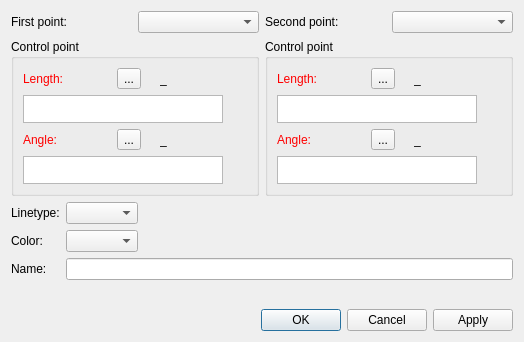
Qt form src/libs/vtools/dialogs/tools/dialogspline.ui (FashionFreedom/Seamly2D) before a commit.
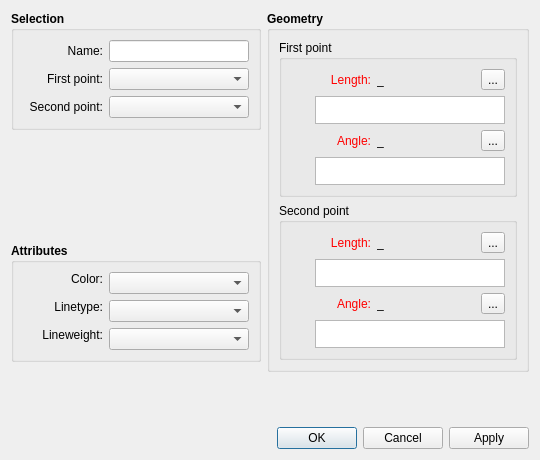
The same form after that commit. Icons and pictures are not drawn. Custom widgets are drawn as their Qt base class.

What changed in the file:
```diff
--- a/src/libs/vtools/dialogs/tools/dialogspline.ui
+++ b/src/libs/vtools/dialogs/tools/dialogspline.ui
@@ -6,10 +6,16 @@
    <rect>
     <x>0</x>
     <y>0</y>
-    <width>524</width>
-    <height>342</height>
+    <width>540</width>
+    <height>460</height>
    </rect>
   </property>
+  <property name="minimumSize">
+   <size>
+    <width>540</width>
+    <height>0</height>
+   </size>
+  </property>
   <property name="windowTitle">
    <string>Simple curve</string>
   </property>
@@ -20,46 +26,421 @@
   <property name="locale">
    <locale language="English" country="UnitedStates"/>
   </property>
-  <layout class="QVBoxLayout" name="verticalLayout_5">
+  <layout class="QVBoxLayout" name="verticalLayout_7">
    <item>
-    <layout class="QHBoxLayout" name="horizontalLayout_13">
+    <layout class="QHBoxLayout" name="horizontalLayout_10">
      <item>
-      <layout class="QVBoxLayout" name="verticalLayout">
+      <layout class="QVBoxLayout" name="verticalLayout_6">
+       <property name="topMargin">
+        <number>0</number>
+       </property>
+       <property name="bottomMargin">
+        <number>10</number>
+       </property>
+       <item>
+        <widget class="QGroupBox" name="selection_GroupBox">
+         <property name="font">
+          <font>
+           <pointsize>9</pointsize>
+           <weight>75</weight>
+           <bold>true</bold>
+          </font>
+         </property>
+         <property name="title">
+          <string>Selection</string>
+         </property>
+         <property name="alignment">
+          <set>Qt::AlignLeading|Qt::AlignLeft|Qt::AlignTop</set>
+         </property>
+         <layout class="QVBoxLayout" name="verticalLayout_4">
+          <item>
+           <layout class="QHBoxLayout" name="horizontalLayout_5">
+            <item>
+             <widget class="QLabel" name="labelName">
+              <property name="minimumSize">
+               <size>
+                <width>80</width>
+                <height>0</height>
+               </size>
+              </property>
+              <property name="font">
+               <font>
+                <pointsize>9</pointsize>
+                <weight>50</weight>
+                <bold>false</bold>
+               </font>
+              </property>
+              <property name="text">
+               <string>Name:</string>
+              </property>
+              <property name="alignment">
+               <set>Qt::AlignRight|Qt::AlignTrailing|Qt::AlignVCenter</set>
+              </property>
+             </widget>
+            </item>
+            <item>
+             <widget class="QLineEdit" name="lineEditSplineName">
+              <property name="minimumSize">
+               <size>
+                <width>130</width>
+                <height>0</height>
+               </size>
+              </property>
+              <property name="font">
+               <font>
+                <pointsize>9</pointsize>
+                <weight>50</weight>
+                <bold>false</bold>
+               </font>
+              </property>
+              <property name="readOnly">
+               <bool>true</bool>
+              </property>
+             </widget>
+            </item>
+           </layout>
+          </item>
        <item>
         <layout class="QHBoxLayout" name="horizontalLayout">
          <item>
           <widget class="QLabel" name="labelFirstPoint">
            <property name="minimumSize">
             <size>
-             <width>89</width>
+                <width>80</width>
              <height>0</height>
             </size>
            </property>
+              <property name="font">
+               <font>
+                <weight>50</weight>
+                <bold>false</bold>
+               </font>
+              </property>
            <property name="text">
             <string>First point:</string>
            </property>
+              <property name="alignment">
+               <set>Qt::AlignRight|Qt::AlignTrailing|Qt::AlignVCenter</set>
+              </property>
           </widget>
          </item>
          <item>
           <widget class="QComboBox" name="comboBoxP1">
            <property name="sizePolicy">
+               <sizepolicy hsizetype="Expanding" vsizetype="Fixed">
+                <horstretch>0</horstretch>
+                <verstretch>0</verstretch>
+               </sizepolicy>
+              </property>
+              <property name="minimumSize">
+               <size>
+                <width>130</width>
+                <height>0</height>
+               </size>
+              </property>
+             </widget>
+            </item>
+           </layout>
+          </item>
+          <item>
+           <layout class="QHBoxLayout" name="horizontalLayout_3">
+            <item>
+             <widget class="QLabel" name="labelSecondPoint">
+              <property name="minimumSize">
+               <size>
+                <width>80</width>
+                <height>0</height>
+               </size>
+              </property>
+              <property name="font">
+               <font>
+                <pointsize>9</pointsize>
+                <weight>50</weight>
+                <bold>false</bold>
+               </font>
+              </property>
+              <property name="text">
+               <string>Second point:</string>
+              </property>
+              <property name="alignment">
+               <set>Qt::AlignRight|Qt::AlignTrailing|Qt::AlignVCenter</set>
+              </property>
+             </widget>
+            </item>
+            <item>
+             <widget class="QComboBox" name="comboBoxP4">
+              <property name="sizePolicy">
             <sizepolicy hsizetype="Preferred" vsizetype="Fixed">
              <horstretch>0</horstretch>
              <verstretch>0</verstretch>
             </sizepolicy>
            </property>
+              <property name="minimumSize">
+               <size>
+                <width>140</width>
+                <height>0</height>
+               </size>
+              </property>
+              <property name="font">
+               <font>
+                <pointsize>9</pointsize>
+                <weight>50</weight>
+                <bold>false</bold>
+               </font>
+              </property>
           </widget>
          </item>
         </layout>
        </item>
+         </layout>
+        </widget>
+       </item>
        <item>
-        <widget class="QGroupBox" name="groupBox">
+        <spacer name="verticalSpacer_2">
+         <property name="orientation">
+          <enum>Qt::Vertical</enum>
+         </property>
+         <property name="sizeHint" stdset="0">
+          <size>
+           <width>20</width>
+           <height>40</height>
+          </size>
+         </property>
+        </spacer>
+       </item>
+       <item>
+        <widget class="QGroupBox" name="attributes_GroupBox_2">
+         <property name="minimumSize">
+          <size>
+           <width>240</width>
+           <height>0</height>
+          </size>
+         </property>
+         <property name="font">
+          <font>
+           <pointsize>9</pointsize>
+           <weight>75</weight>
+           <bold>true</bold>
+          </font>
+         </property>
          <property name="title">
-          <string>Control point</string>
+          <string>Attributes</string>
          </property>
-         <layout class="QVBoxLayout" name="verticalLayout_2">
+         <layout class="QVBoxLayout" name="verticalLayout_5">
           <item>
-           <layout class="QVBoxLayout" name="verticalLayout_6">
+           <layout class="QFormLayout" name="formLayout_3">
+            <item row="1" column="0">
+             <widget class="QLabel" name="lineType_Label">
+              <property name="sizePolicy">
+               <sizepolicy hsizetype="MinimumExpanding" vsizetype="Fixed">
+                <horstretch>0</horstretch>
+                <verstretch>0</verstretch>
+               </sizepolicy>
+              </property>
+              <property name="minimumSize">
+               <size>
+                <width>80</width>
+                <height>0</height>
+               </size>
+              </property>
+              <property name="maximumSize">
+               <size>
+                <width>16777215</width>
+                <height>16777215</height>
+               </size>
+              </property>
+              <property name="font">
+               <font>
+                <pointsize>9</pointsize>
+                <weight>50</weight>
+                <bold>false</bold>
+               </font>
+              </property>
+              <property name="text">
+               <string>Linetype:</string>
+              </property>
+              <property name="alignment">
+               <set>Qt::AlignRight|Qt::AlignTrailing|Qt::AlignVCenter</set>
+              </property>
+             </widget>
+            </item>
+            <item row="1" column="1">
+             <widget class="LineTypeComboBox" name="lineType_ComboBox">
+              <property name="sizePolicy">
+               <sizepolicy hsizetype="Expanding" vsizetype="Fixed">
+                <horstretch>0</horstretch>
+                <verstretch>0</verstretch>
+               </sizepolicy>
+              </property>
+              <property name="minimumSize">
+               <size>
+                <width>130</width>
+                <height>0</height>
+               </size>
+              </property>
+              <property name="maximumSize">
+               <size>
+                <width>16777215</width>
+                <height>16777215</height>
+               </size>
+              </property>
+              <property name="font">
+               <font>
+                <pointsize>9</pointsize>
+                <weight>50</weight>
+                <bold>false</bold>
+               </font>
+              </property>
+             </widget>
+            </item>
+            <item row="2" column="0">
+             <widget class="QLabel" name="lineWeight_Label">
+              <property name="sizePolicy">
+               <sizepolicy hsizetype="MinimumExpanding" vsizetype="Fixed">
+                <horstretch>0</horstretch>
+                <verstretch>0</verstretch>
+               </sizepolicy>
+              </property>
+              <property name="minimumSize">
+               <size>
+                <width>80</width>
+                <height>0</height>
+               </size>
+              </property>
+              <property name="maximumSize">
+               <size>
+                <width>16777215</width>
+                <height>16777215</height>
+               </size>
+              </property>
+              <property name="font">
+               <font>
+                <pointsize>9</pointsize>
+                <weight>50</weight>
+                <bold>false</bold>
+               </font>
+              </property>
+              <property name="text">
+               <string>Lineweight:</string>
+              </property>
+              <property name="alignment">
+               <set>Qt::AlignRight|Qt::AlignTrailing|Qt::AlignVCenter</set>
+              </property>
+             </widget>
+            </item>
+            <item row="2" column="1">
+             <widget class="LineWeightComboBox" name="lineWeight_ComboBox">
+              <property name="sizePolicy">
+               <sizepolicy hsizetype="Expanding" vsizetype="Fixed">
+                <horstretch>0</horstretch>
+                <verstretch>0</verstretch>
+               </sizepolicy>
+              </property>
+              <property name="minimumSize">
+               <size>
+                <width>130</width>
+                <height>0</height>
+               </size>
+              </property>
+              <property name="font">
+               <font>
+                <pointsize>9</pointsize>
+                <weight>50</weight>
+                <bold>false</bold>
+               </font>
+              </property>
+             </widget>
+            </item>
+            <item row="0" column="0">
+             <widget class="QLabel" name="lineColor_Label">
+              <property name="sizePolicy">
+               <sizepolicy hsizetype="MinimumExpanding" vsizetype="Fixed">
+                <horstretch>0</horstretch>
+                <verstretch>0</verstretch>
+               </sizepolicy>
+              </property>
+              <property name="minimumSize">
+               <size>
+                <width>80</width>
+                <height>0</height>
+               </size>
+              </property>
+              <property name="maximumSize">
+               <size>
+                <width>16777215</width>
+                <height>16777215</height>
+               </size>
+              </property>
+              <property name="font">
+               <font>
+                <pointsize>9</pointsize>
+                <weight>50</weight>
+                <bold>false</bold>
+               </font>
+              </property>
+              <property name="text">
+               <string>Color:</string>
+              </property>
+              <property name="alignment">
+               <set>Qt::AlignRight|Qt::AlignTrailing|Qt::AlignVCenter</set>
+              </property>
+             </widget>
+            </item>
+            <item row="0" column="1">
+             <widget class="ColorComboBox" name="lineColor_ComboBox">
+              <property name="sizePolicy">
+               <sizepolicy hsizetype="Expanding" vsizetype="Fixed">
+                <horstretch>0</horstretch>
+                <verstretch>0</verstretch>
+               </sizepolicy>
+              </property>
+              <property name="minimumSize">
+               <size>
+                <width>130</width>
+                <height>0</height>
+               </size>
+              </property>
+              <property name="font">
+               <font>
+                <pointsize>9</pointsize>
+                <weight>50</weight>
+                <bold>false</bold>
+               </font>
+              </property>
+             </widget>
+            </item>
+           </layout>
+          </item>
+         </layout>
+        </widget>
+       </item>
+      </layout>
+     </item>
+     <item>
+      <widget class="QGroupBox" name="groupBox_3">
+       <property name="font">
+        <font>
+         <pointsize>9</pointsize>
+         <weight>75</weight>
+         <bold>true</bold>
+        </font>
+       </property>
+       <property name="title">
+        <string>Geometry</string>
+       </property>
+       <layout class="QVBoxLayout" name="verticalLayout_3">
+        <item>
+         <widget class="QGroupBox" name="firstPoint_GroupBox">
+          <property name="font">
+           <font>
+            <weight>50</weight>
+            <bold>false</bold>
+           </font>
+          </property>
+          <property name="title">
+           <string>First point</string>
+          </property>
+          <layout class="QVBoxLayout" name="verticalLayout">
             <item>
              <layout class="QHBoxLayout" name="horizontalLayout_2">
               <item alignment="Qt::AlignLeft">
@@ -70,6 +451,12 @@
                   <verstretch>0</verstretch>
                  </sizepolicy>
                 </property>
+               <property name="minimumSize">
+                <size>
+                 <width>80</width>
+                 <height>0</height>
+                </size>
+               </property>
                 <property name="palette">
                  <palette>
                   <active>
@@ -109,6 +496,31 @@
                 </property>
                 <property name="text">
                  <string>Length:</string>
+               </property>
+               <property name="alignment">
+                <set>Qt::AlignRight|Qt::AlignTrailing|Qt::AlignVCenter</set>
+               </property>
+              </widget>
+             </item>
+             <item>
+              <widget class="QLabel" name="labelResultLength1">
+               <property name="sizePolicy">
+                <sizepolicy hsizetype="Fixed" vsizetype="Preferred">
+                 <horstretch>0</horstretch>
+                 <verstretch>0</verstretch>
+                </sizepolicy>
+               </property>
+               <property name="minimumSize">
+                <size>
+                 <width>87</width>
+                 <height>0</height>
+                </size>
+               </property>
+               <property name="toolTip">
+                <string>Value</string>
+               </property>
+               <property name="text">
+                <string notr="true">_</string>
                 </property>
                </widget>
               </item>
@@ -145,64 +557,10 @@
                 </property>
                </widget>
               </item>
-              <item alignment="Qt::AlignRight">
-               <widget class="QLabel" name="label_5">
-                <property name="text">
-                 <string/>
-                </property>
-                <property name="pixmap">
-                 <pixmap resource="../../../vmisc/share/resources/icon.qrc">:/icon/24x24/equal.png</pixmap>
-                </property>
-               </widget>
-              </item>
-              <item alignment="Qt::AlignRight">
-               <widget class="QLabel" name="labelResultLength1">
-                <property name="sizePolicy">
-                 <sizepolicy hsizetype="Fixed" vsizetype="Preferred">
-                  <horstretch>0</horstretch>
-                  <verstretch>0</verstretch>
-                 </sizepolicy>
-                </property>
-                <property name="minimumSize">
-                 <size>
-                  <width>87</width>
-                  <height>0</height>
-                 </size>
-                </property>
-                <property name="toolTip">
-                 <string>Value</string>
-                </property>
-                <property name="text">
-                 <string notr="true">_</string>
-                </property>
-               </widget>
-              </item>
              </layout>
             </item>
             <item>
              <layout class="QHBoxLayout" name="horizontalLayout_6">
-              <item>
-               <widget class="QPlainTextEdit" name="plainTextEditLength1F">
-                <property name="sizePolicy">
-                 <sizepolicy hsizetype="Expanding" vsizetype="Preferred">
-                  <horstretch>0</horstretch>
-                  <verstretch>0</verstretch>
-                 </sizepolicy>
-                </property>
-                <property name="maximumSize">
-                 <size>
-                  <width>16777215</width>
-                  <height>28</height>
-                 </size>
-                </property>
-                <property name="toolTip">
-                 <string>Calculation</string>
-                </property>
-                <property name="tabChangesFocus">
-                 <bool>true</bool>
-                </property>
-               </widget>
-              </item>
               <item>
                <widget class="QPushButton" name="pushButtonGrowLength1">
                 <property name="maximumSize">
@@ -238,6 +596,28 @@
                 </property>
                </widget>
               </item>
+             <item>
+              <widget class="QPlainTextEdit" name="plainTextEditLength1F">
+               <property name="sizePolicy">
+                <sizepolicy hsizetype="Expanding" vsizetype="Preferred">
+                 <horstretch>0</horstretch>
+                 <verstretch>0</verstretch>
+                </sizepolicy>
+               </property>
+               <property name="maximumSize">
+                <size>
+                 <width>16777215</width>
+                 <height>28</height>
+                </size>
+               </property>
+               <property name="toolTip">
+                <string>Calculation</string>
+               </property>
+               <property name="tabChangesFocus">
+                <bool>true</bool>
+               </property>
+              </widget>
+             </item>
              </layout>
             </item>
             <item>
@@ -250,6 +630,12 @@
                   <verstretch>0</verstretch>
                  </sizepolicy>
                 </property>
+               <property name="minimumSize">
+                <size>
+                 <width>80</width>
+                 <height>0</height>
+                </size>
+               </property>
                 <property name="palette">
                  <palette>
                   <active>
@@ -289,6 +675,31 @@
                 </property>
                 <property name="text">
                  <string>Angle:</string>
+               </property>
+               <property name="alignment">
+                <set>Qt::AlignRight|Qt::AlignTrailing|Qt::AlignVCenter</set>
+               </property>
+              </widget>
+             </item>
+             <item>
+              <widget class="QLabel" name="labelResultAngle1">
+               <property name="sizePolicy">
+                <sizepolicy hsizetype="Fixed" vsizetype="Preferred">
+                 <horstretch>0</horstretch>
+                 <verstretch>0</verstretch>
+                </sizepolicy>
+               </property>
+               <property name="minimumSize">
+                <size>
+                 <width>87</width>
+                 <height>0</height>
+                </size>
+               </property>
+               <property name="toolTip">
+                <string>Value</string>
+               </property>
+               <property name="text">
+                <string notr="true">_</string>
                 </property>
                </widget>
               </item>
@@ -325,64 +736,10 @@
                 </property>
                </widget>
               </item>
-              <item alignment="Qt::AlignRight">
-               <widget class="QLabel" name="label_8">
-                <property name="text">
-                 <string/>
-                </property>
-                <property name="pixmap">
-                 <pixmap resource="../../../vmisc/share/resources/icon.qrc">:/icon/24x24/equal.png</pixmap>
-                </property>
-               </widget>
-              </item>
-              <item alignment="Qt::AlignRight">
-               <widget class="QLabel" name="labelResultAngle1">
-                <property name="sizePolicy">
-                 <sizepolicy hsizetype="Fixed" vsizetype="Preferred">
-                  <horstretch>0</horstretch>
-                  <verstretch>0</verstretch>
-                 </sizepolicy>
-                </property>
-                <property name="minimumSize">
-                 <size>
-                  <width>87</width>
-                  <height>0</height>
-                 </size>
-                </property>
-                <property name="toolTip">
-                 <string>Value</string>
-                </property>
-                <property name="text">
-                 <string notr="true">_</string>
-                </property>
-               </widget>
-              </item>
              </layout>
             </item>
             <item>
              <layout class="QHBoxLayout" name="horizontalLayout_7">
-              <item>
-               <widget class="QPlainTextEdit" name="plainTextEditAngle1F">
-                <property name="sizePolicy">
-                 <sizepolicy hsizetype="Expanding" vsizetype="Preferred">
-                  <horstretch>0</horstretch>
-                  <verstretch>0</verstretch>
-                 </sizepolicy>
-                </property>
-                <property name="maximumSize">
-                 <size>
-                  <width>16777215</width>
-                  <height>28</height>
-                 </size>
-                </property>
-                <property name="toolTip">
-                 <string>Calculation</string>
-                </property>
-                <property name="tabChangesFocus">
-                 <bool>true</bool>
-                </property>
-               </widget>
-              </item>
               <item>
                <widget class="QPushButton" name="pushButtonGrowAngle1">
                 <property name="maximumSize">
@@ -418,46 +775,46 @@
                 </property>
                </widget>
               </item>
-             </layout>
-            </item>
-           </layout>
-          </item>
-         </layout>
-        </widget>
-       </item>
-      </layout>
-     </item>
      <item>
-      <layout class="QVBoxLayout" name="verticalLayout_3">
-       <item>
-        <layout class="QHBoxLayout" name="horizontalLayout_3">
-         <item>
-          <widget class="QLabel" name="labelSecondPoint">
-           <property name="text">
-            <string>Second point:</string>
-           </property>
-          </widget>
-         </item>
-         <item>
-          <widget class="QComboBox" name="comboBoxP4">
+              <widget class="QPlainTextEdit" name="plainTextEditAngle1F">
            <property name="sizePolicy">
-            <sizepolicy hsizetype="Preferred" vsizetype="Fixed">
+                <sizepolicy hsizetype="Expanding" vsizetype="Preferred">
              <horstretch>0</horstretch>
              <verstretch>0</verstretch>
             </sizepolicy>
            </property>
+               <property name="maximumSize">
+                <size>
+                 <width>16777215</width>
+                 <height>28</height>
+                </size>
+               </property>
+               <property name="toolTip">
+                <string>Calculation</string>
+               </property>
+               <property name="tabChangesFocus">
+                <bool>true</bool>
+               </property>
           </widget>
          </item>
         </layout>
+           </item>
+          </layout>
+         </widget>
        </item>
        <item>
-        <widget class="QGroupBox" name="groupBox_2">
+         <widget class="QGroupBox" name="secondPoint_GroupBox">
+          <property name="font">
+           <font>
+            <pointsize>9</pointsize>
+            <weight>50</weight>
+            <bold>false</bold>
+           </font>
+          </property>
          <property name="title">
-          <string>Control point</string>
-         </property>
-         <layout class="QVBoxLayout" name="verticalLayout_4">
-          <item>
-           <layout class="QVBoxLayout" name="verticalLayout_7">
+           <string>Second point</string>
+          </property>
+          <layout class="QVBoxLayout" name="verticalLayout_2">
             <item>
              <layout class="QHBoxLayout" name="horizontalLayout_8">
               <item alignment="Qt::AlignLeft">
@@ -468,6 +825,12 @@
                   <verstretch>0</verstretch>
                  </sizepolicy>
                 </property>
+               <property name="minimumSize">
+                <size>
+                 <width>80</width>
+                 <height>0</height>
+                </size>
+               </property>
                 <property name="palette">
                  <palette>
                   <active>
@@ -505,8 +868,47 @@
                   </disabled>
                  </palette>
                 </property>
+               <property name="font">
+                <font>
+                 <pointsize>9</pointsize>
+                 <weight>50</weight>
+                 <bold>false</bold>
+                </font>
+               </property>
                 <property name="text">
                  <string>Length:</string>
+               </property>
+               <property name="alignment">
+                <set>Qt::AlignRight|Qt::AlignTrailing|Qt::AlignVCenter</set>
+               </property>
+              </widget>
+             </item>
+             <item>
+              <widget class="QLabel" name="labelResultLength2">
+               <property name="sizePolicy">
+                <sizepolicy hsizetype="Fixed" vsizetype="Preferred">
+                 <horstretch>0</horstretch>
+                 <verstretch>0</verstretch>
+                </sizepolicy>
+               </property>
+               <property name="minimumSize">
+                <size>
+                 <width>87</width>
+                 <height>0</height>
+                </size>
+               </property>
+               <property name="font">
+                <font>
+                 <pointsize>9</pointsize>
+                 <weight>50</weight>
+                 <bold>false</bold>
+                </font>
+               </property>
+               <property name="toolTip">
+                <string>Value</string>
+               </property>
+               <property name="text">
+                <string notr="true">_</string>
                 </property>
                </widget>
               </item>
@@ -543,64 +945,10 @@
                 </property>
                </widget>
               </item>
-              <item alignment="Qt::AlignRight">
-               <widget class="QLabel" name="label_9">
-                <property name="text">
-                 <string/>
-                </property>
-                <property name="pixmap">
-                 <pixmap resource="../../../vmisc/share/resources/icon.qrc">:/icon/24x24/equal.png</pixmap>
-                </property>
-               </widget>
-              </item>
-              <item alignment="Qt::AlignRight">
-               <widget class="QLabel" name="labelResultLength2">
-                <property name="sizePolicy">
-                 <sizepolicy hsizetype="Fixed" vsizetype="Preferred">
-                  <horstretch>0</horstretch>
-                  <verstretch>0</verstretch>
-                 </sizepolicy>
-                </property>
-                <property name="minimumSize">
-                 <size>
-                  <width>87</width>
-                  <height>0</height>
-                 </size>
-                </property>
-                <property name="toolTip">
-                 <string>Value</string>
-                </property>
-                <property name="text">
-                 <string notr="true">_</string>
-                </property>
-               </widget>
-              </item>
              </layout>
             </item>
             <item>
              <layout class="QHBoxLayout" name="horizontalLayout_9">
-              <item>
-               <widget class="QPlainTextEdit" name="plainTextEditLength2F">
-                <property name="sizePolicy">
-                 <sizepolicy hsizetype="Expanding" vsizetype="Preferred">
-                  <horstretch>0</horstretch>
-                  <verstretch>0</verstretch>
-                 </sizepolicy>
-                </property>
-                <property name="maximumSize">
-                 <size>
-                  <width>16777215</width>
-                  <height>28</height>
-                 </size>
-                </property>
-                <property name="toolTip">
-                 <string>Calculation</string>
-                </property>
-                <property name="tabChangesFocus">
-                 <bool>true</bool>
-                </property>
-               </widget>
-              </item>
               <item>
                <widget class="QPushButton" name="pushButtonGrowLength2">
                 <property name="maximumSize">
@@ -636,6 +984,35 @@
                 </property>
                </widget>
               </item>
+             <item>
+              <widget class="QPlainTextEdit" name="plainTextEditLength2F">
+               <property name="sizePolicy">
+                <sizepolicy hsizetype="Expanding" vsizetype="Preferred">
+                 <horstretch>0</horstretch>
+                 <verstretch>0</verstretch>
+                </sizepolicy>
+               </property>
+               <property name="maximumSize">
+                <size>
+                 <width>16777215</width>
+                 <height>28</height>
+                </size>
+               </property>
+               <property name="font">
+                <font>
+                 <pointsize>9</pointsize>
+                 <weight>50</weight>
+                 <bold>false</bold>
+                </font>
+               </property>
+               <property name="toolTip">
+                <string>Calculation</string>
+               </property>
+               <property name="tabChangesFocus">
+                <bool>true</bool>
+               </property>
+              </widget>
+             </item>
              </layout>
             </item>
             <item>
@@ -648,6 +1025,12 @@
                   <verstretch>0</verstretch>
                  </sizepolicy>
                 </property>
+               <property name="minimumSize">
+                <size>
+                 <width>80</width>
+                 <height>0</height>
+                </size>
+               </property>
                 <property name="palette">
                  <palette>
                   <active>
@@ -685,8 +1068,47 @@
                   </disabled>
                  </palette>
                 </property>
+               <property name="font">
+                <font>
+                 <pointsize>9</pointsize>
+                 <weight>50</weight>
+                 <bold>false</bold>
+                </font>
+               </property>
                 <property name="text">
                  <string>Angle:</string>
+               </property>
+               <property name="alignment">
+                <set>Qt::AlignRight|Qt::AlignTrailing|Qt::AlignVCenter</set>
+               </property>
+              </widget>
+             </item>
+             <item>
+              <widget class="QLabel" name="labelResultAngle2">
+               <property name="sizePolicy">
+                <sizepolicy hsizetype="Fixed" vsizetype="Preferred">
+                 <horstretch>0</horstretch>
+                 <verstretch>0</verstretch>
+                </sizepolicy>
+               </property>
+               <property name="minimumSize">
+                <size>
+                 <width>87</width>
+                 <height>0</height>
+                </size>
+               </property>
+               <property name="font">
+                <font>
+                 <pointsize>9</pointsize>
+                 <weight>50</weight>
+                 <bold>false</bold>
+                </font>
+               </property>
+               <property name="toolTip">
+                <string>Value</string>
+               </property>
+               <property name="text">
+                <string notr="true">_</string>
                 </property>
                </widget>
               </item>
@@ -723,64 +1145,10 @@
                 </property>
                </widget>
               </item>
-              <item alignment="Qt::AlignRight">
-               <widget class="QLabel" name="label_10">
-                <property name="text">
-                 <string/>
-                </property>
-                <property name="pixmap">
-                 <pixmap resource="../../../vmisc/share/resources/icon.qrc">:/icon/24x24/equal.png</pixmap>
-                </property>
-               </widget>
-              </item>
-              <item alignment="Qt::AlignRight">
-               <widget class="QLabel" name="labelResultAngle2">
-                <property name="sizePolicy">
-                 <sizepolicy hsizetype="Fixed" vsizetype="Preferred">
-                  <horstretch>0</horstretch>
-                  <verstretch>0</verstretch>
-                 </sizepolicy>
-                </property>
-                <property name="minimumSize">
-                 <size>
-                  <width>87</width>
-                  <height>0</height>
-                 </size>
-                </property>
-                <property name="toolTip">
-                 <string>Value</string>
-                </property>
-                <property name="text">
-                 <string notr="true">_</string>
-                </property>
-               </widget>
-              </item>
              </layout>
             </item>
             <item>
              <layout class="QHBoxLayout" name="horizontalLayout_12">
-              <item>
-               <widget class="QPlainTextEdit" name="plainTextEditAngle2F">
-                <property name="sizePolicy">
-                 <sizepolicy hsizetype="Expanding" vsizetype="Preferred">
-                  <horstretch>0</horstretch>
-                  <verstretch>0</verstretch>
-                 </sizepolicy>
-                </property>
-                <property name="maximumSize">
-                 <size>
-                  <width>16777215</width>
-                  <height>28</height>
-                 </size>
-                </property>
-                <property name="toolTip">
-                 <string>Calculation</string>
-                </property>
-                <property name="tabChangesFocus">
-                 <bool>true</bool>
-                </property>
-               </widget>
-              </item>
               <item>
                <widget class="QPushButton" name="pushButtonGrowAngle2">
                 <property name="maximumSize">
@@ -816,65 +1184,58 @@
                 </property>
                </widget>
               </item>
-             </layout>
-            </item>
-           </layout>
-          </item>
-         </layout>
-        </widget>
-       </item>
-      </layout>
-     </item>
-    </layout>
-   </item>
    <item>
-    <layout class="QFormLayout" name="formLayout">
-     <property name="fieldGrowthPolicy">
-      <enum>QFormLayout::ExpandingFieldsGrow</enum>
-     </property>
-     <item row="1" column="0">
-      <widget class="QLabel" name="label">
-       <property name="text">
-        <string>Color:</string>
-       </property>
-      </widget>
-     </item>
-     <item row="1" column="1">
-      <widget class="QComboBox" name="comboBoxColor">
+              <widget class="QPlainTextEdit" name="plainTextEditAngle2F">
        <property name="sizePolicy">
-        <sizepolicy hsizetype="Preferred" vsizetype="Preferred">
+                <sizepolicy hsizetype="Expanding" vsizetype="Preferred">
          <horstretch>0</horstretch>
          <verstretch>0</verstretch>
         </sizepolicy>
        </property>
-      </widget>
-     </item>
-     <item row="2" column="0">
-      <widget class="QLabel" name="labelName">
-       <property name="text">
-        <string>Name:</string>
-       </property>
-      </widget>
-     </item>
-     <item row="2" column="1">
-      <widget class="QLineEdit" name="lineEditSplineName">
-       <property name="readOnly">
+               <property name="maximumSize">
+                <size>
+                 <width>16777215</width>
+                 <height>28</height>
+                </size>
+               </property>
+               <property name="font">
+                <font>
+                 <pointsize>9</pointsize>
+                 <weight>50</weight>
+                 <bold>false</bold>
+                </font>
+               </property>
+               <property name="toolTip">
+                <string>Calculation</string>
+               </property>
+               <property name="tabChangesFocus">
         <bool>true</bool>
        </property>
       </widget>
      </item>
-     <item row="0" column="0">
-      <widget class="QLabel" name="label_2">
-       <property name="text">
-        <string>Linetype:</string>
-       </property>
-      </widget>
-     </item>
-     <item row="0" column="1">
-      <widget class="QComboBox" name="comboBoxPenStyle"/>
+            </layout>
+           </item>
+          </layout>
+         </widget>
+        </item>
+       </layout>
+      </widget>
      </item>
     </layout>
    </item>
+   <item>
+    <spacer name="verticalSpacer">
+     <property name="orientation">
+      <enum>Qt::Vertical</enum>
+     </property>
+     <property name="sizeHint" stdset="0">
+      <size>
+       <width>20</width>
+       <height>10</height>
+      </size>
+     </property>
+    </spacer>
+   </item>
    <item>
     <widget class="QDialogButtonBox" name="buttonBox">
      <property name="orientation">
@@ -887,6 +1248,23 @@
    </item>
   </layout>
  </widget>
+ <customwidgets>
+  <customwidget>
+   <class>ColorComboBox</class>
+   <extends>QComboBox</extends>
+   <header location="global">color_combobox.h</header>
+  </customwidget>
+  <customwidget>
+   <class>LineTypeComboBox</class>
+   <extends>QComboBox</extends>
+   <header location="global">linetype_combobox.h</header>
+  </customwidget>
+  <customwidget>
+   <class>LineWeightComboBox</class>
+   <extends>QComboBox</extends>
+   <header location="global">lineweight_combobox.h</header>
+  </customwidget>
+ </customwidgets>
  <tabstops>
   <tabstop>comboBoxP1</tabstop>
   <tabstop>comboBoxP4</tabstop>
```
Left out of the diff: 3 changed lines with no effect on the pictures. Lines whose indentation alone changed are shown as unchanged.
